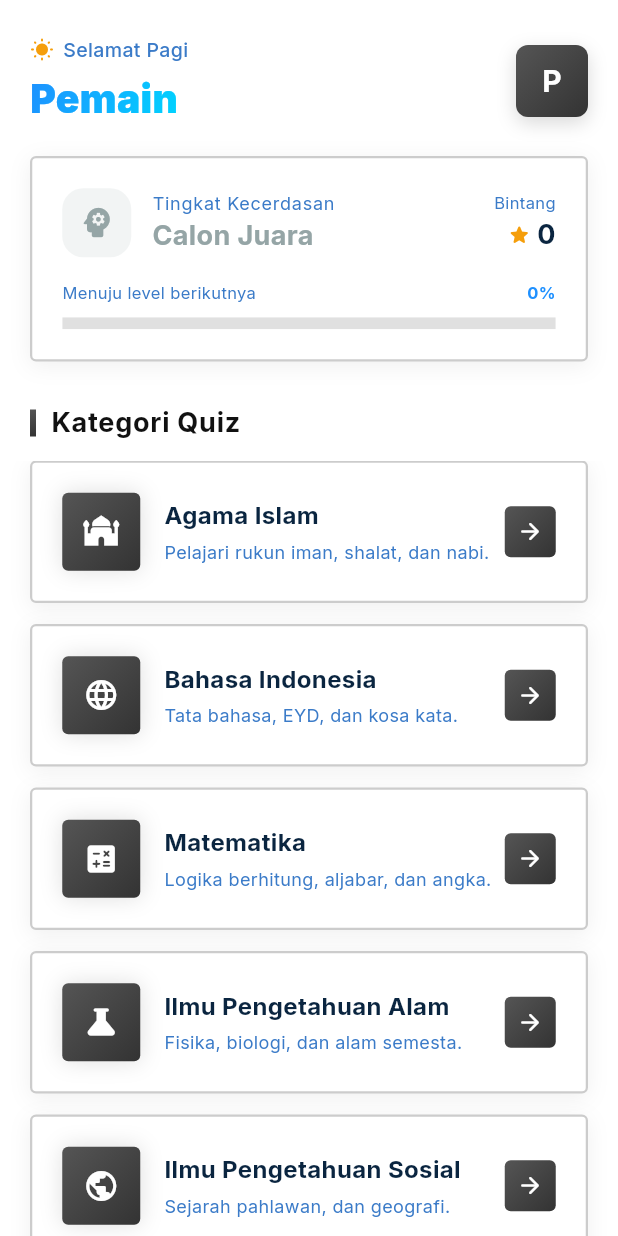
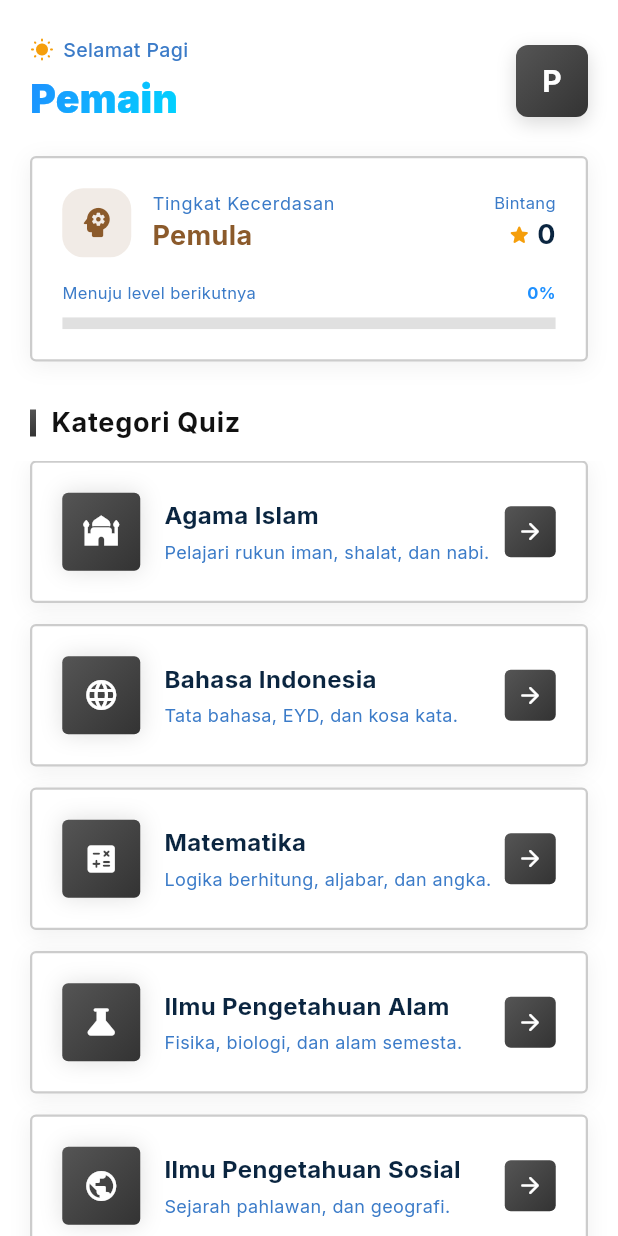
Before and after one commit to SevenSeven-7/Quiz, a Flutter app: the HomeScreen screen opened directly, on a phone screen of 412 x 824 dp. Run offline on Flutter 3.47's test engine with Material 3 defaults, Android fonts, the light colour scheme and no system bars; drawn by our look-alikes of flutter_animate; our stand-ins replace audioplayers, flutter_riverpod, google_fonts, shared_preferences; accounts and stored records are empty.

Commit message:
Penambahan 7 Gelar Pangkat Pemain (Sistem 2100 Bintang)

```diff
--- a/lib/fitur/beranda/layar_beranda.dart
+++ b/lib/fitur/beranda/layar_beranda.dart
@@ -162,7 +162,7 @@ class HomeScreen extends ConsumerWidget {
     final totalStars = progress.totalStars;
     final gelar = progress.gelarKecerdasan;
     final warnaGelar = progress.warnaGelar;
-    const maxStars = 600;
+    const maxStars = 2100;
     final progressValue = (totalStars / maxStars).clamp(0.0, 1.0);
 
     return Container(
--- a/lib/fitur/progres/penyedia_progres.dart
+++ b/lib/fitur/progres/penyedia_progres.dart
@@ -27,28 +27,28 @@ class ProgressState {
     return total;
   }
 
-  // Menentukan gelar kecerdasan berdasarkan perolehan bintang
+  // Menentukan gelar kecerdasan berdasarkan perolehan bintang (Maksimal 2100 Bintang)
   String get gelarKecerdasan {
     final stars = totalStars;
-    if (stars <= 15) return 'Calon Juara';
-    if (stars <= 60) return 'Pencari Ilmu';
-    if (stars <= 150) return 'Pelajar Tangguh';
-    if (stars <= 300) return 'Pikir Cepat';
-    if (stars <= 450) return 'Cerdas Cermat';
-    if (stars <= 570) return 'Master Quiz';
-    return 'Genius Sejati';
+    if (stars <= 299) return 'Pemula';
+    if (stars <= 599) return 'Perunggu';
+    if (stars <= 899) return 'Perak';
+    if (stars <= 1199) return 'Emas';
+    if (stars <= 1499) return 'Platinum';
+    if (stars <= 1799) return 'Berlian';
+    return 'Legenda';
   }
 
   // Menentukan warna representasi untuk gelar kecerdasan
   Color get warnaGelar {
     final stars = totalStars;
-    if (stars <= 15) return const Color(0xFF95A5A6); // Abu-abu
-    if (stars <= 60) return const Color(0xFF3498DB); // Biru muda
-    if (stars <= 150) return const Color(0xFF2ECC71); // Hijau
-    if (stars <= 300) return const Color(0xFF9B59B6); // Ungu
-    if (stars <= 450) return const Color(0xFFE67E22); // Oranye tembaga
-    if (stars <= 570) return const Color(0xFFF1C40F); // Kuning emas
-    return const Color(0xFFE74C3C); // Merah membara
+    if (stars <= 299) return const Color(0xFF8B5A2B); // Coklat Kayu
+    if (stars <= 599) return const Color(0xFFCD7F32); // Perunggu
+    if (stars <= 899) return const Color(0xFFC0C0C0); // Perak
+    if (stars <= 1199) return const Color(0xFFFFD700); // Emas
+    if (stars <= 1499) return const Color(0xFFE5E4E2); // Platinum
+    if (stars <= 1799) return const Color(0xFF00BFFF); // Biru Berlian
+    return const Color(0xFFE74C3C); // Merah Legenda
   }
 
   int get islamicSolved => levelStars.keys.where((k) => k.startsWith('p1_l') && (levelStars[k] ?? 0) > 0).length;
```
